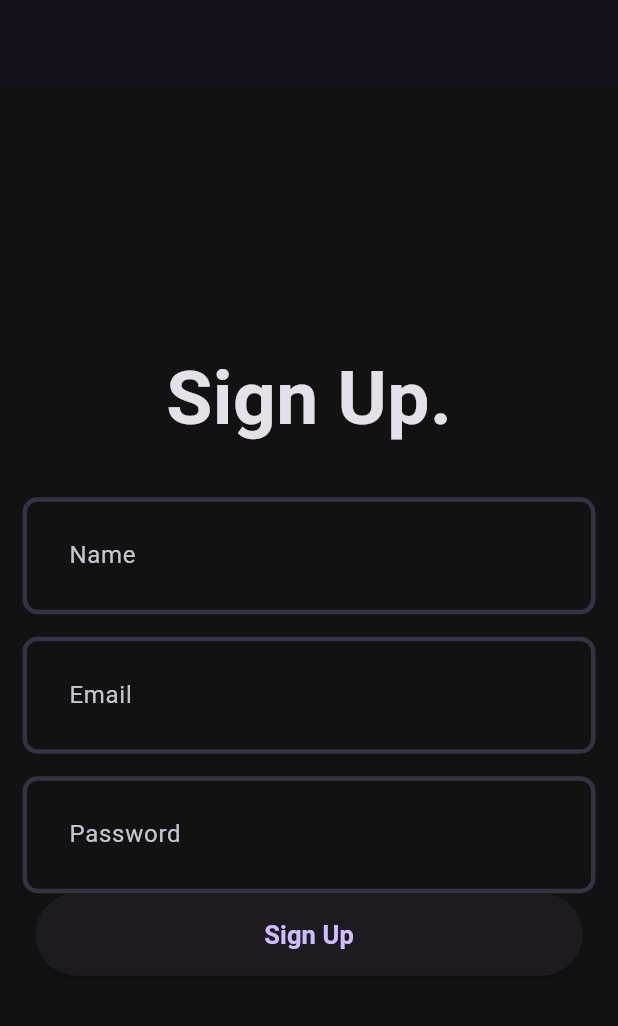
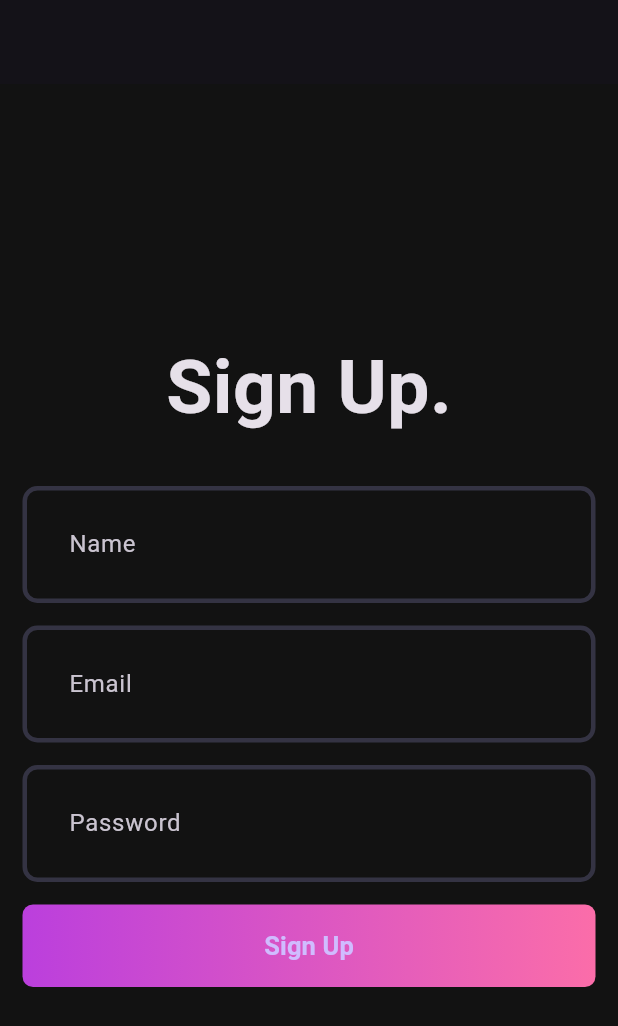
Before and after one commit to churchillotiende/music_app, a Flutter app: the screen it shows after launch, on a phone screen of 412 x 824 dp. Shown: the top 1026 px of the screen. Run offline on Flutter 3.47's test engine with Material 3 defaults, Android fonts, the phone set to English and light mode, and no system bars.

Commit message:
chore: creates a signUp button

```diff
--- a/client/lib/features/auth/view/pages/signup_page.dart
+++ b/client/lib/features/auth/view/pages/signup_page.dart
@@ -40,6 +40,9 @@ class _SignUpPageState extends State<SignUpPage> {
               height: 15,
             ),
             CustomField(hintText: "Password"),
+            const SizedBox(
+              height: 15,
+            ),
             AuthGradientButton(),
           ],
         ),
--- a/client/lib/features/auth/view/widgets/auth_gradient_button.dart
+++ b/client/lib/features/auth/view/widgets/auth_gradient_button.dart
@@ -1,3 +1,4 @@
+import 'package:client/core/theme/app_pallete.dart';
 import 'package:flutter/material.dart';
 
 class AuthGradientButton extends StatelessWidget {
@@ -5,12 +6,24 @@ class AuthGradientButton extends StatelessWidget {
 
   @override
   Widget build(BuildContext context) {
-    return ElevatedButton(
-        onPressed: () {},
-        style: ElevatedButton.styleFrom(fixedSize: const Size(365, 55)),
-        child: Text(
-          'Sign Up',
-          style: TextStyle(fontSize: 17, fontWeight: FontWeight.w600),
-        ));
+    return Container(
+      decoration: BoxDecoration(
+        gradient: LinearGradient(
+          colors: [Pallete.gradient1, Pallete.gradient2],
+        ),
+        borderRadius: BorderRadius.circular(7),
+      ),
+      child: ElevatedButton(
+          onPressed: () {},
+          style: ElevatedButton.styleFrom(
+            fixedSize: const Size(410, 55),
+            backgroundColor: Pallete.transparentColor,
+            shadowColor: Pallete.transparentColor,
+          ),
+          child: Text(
+            'Sign Up',
+            style: TextStyle(fontSize: 17, fontWeight: FontWeight.w600),
+          )),
+    );
   }
 }
```
Also changed, not shown: 1 other file.
